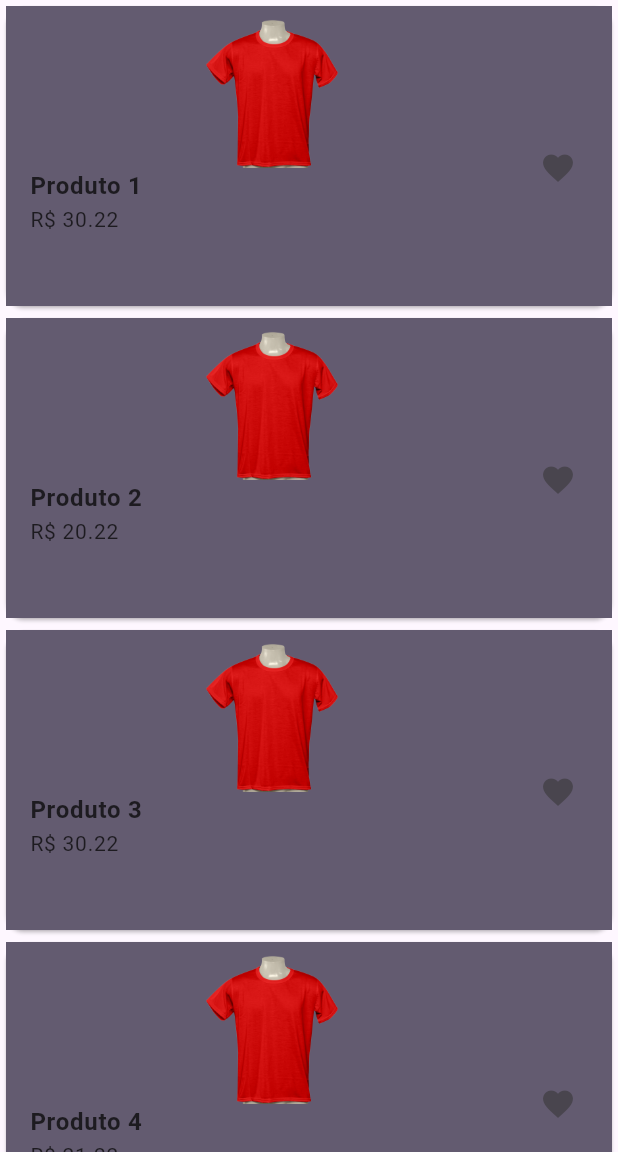
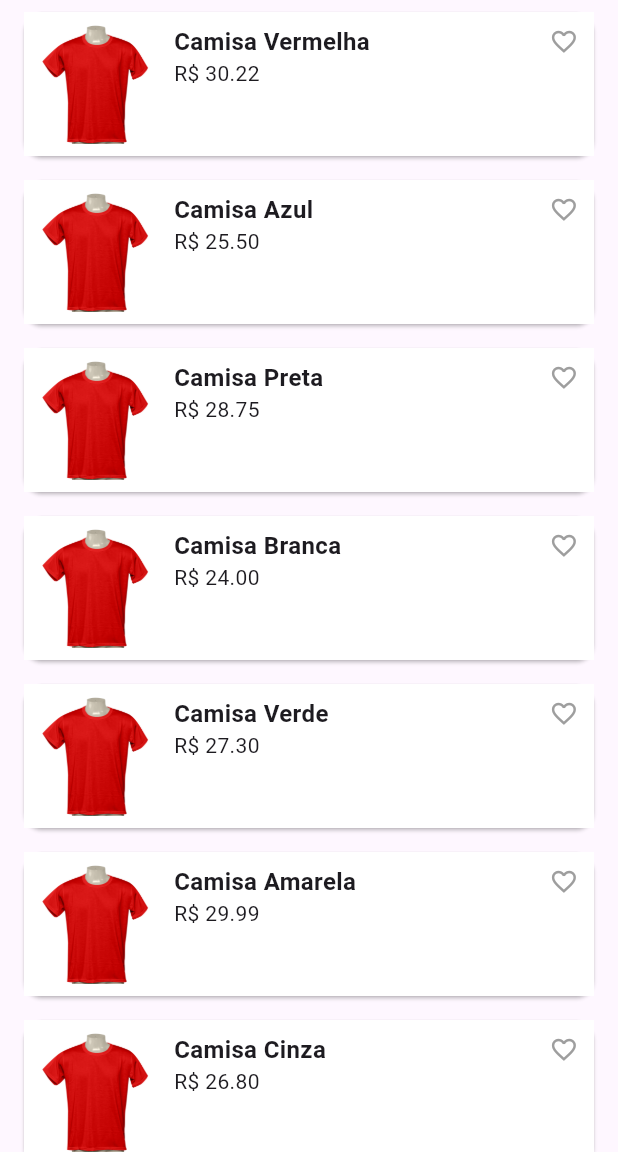
Before and after one commit to FernandoZang/mini-app-animation, a Flutter app: the screen it shows after launch, on a phone screen of 412 x 824 dp, the part 84-1236 px from its top. Run offline on Flutter 3.47's test engine with Material 3 defaults, Android fonts, the light colour scheme and no system bars.

Commit message:
feat: adicionar lista de produtos animada, pulso em favoritos, cross-fade de imagem, loader de detalhes e docs

```diff
--- a/lib/main.dart
+++ b/lib/main.dart
@@ -23,54 +23,54 @@ class MyApp extends StatelessWidget {
 
 class MyHomePage extends StatefulWidget {
   const MyHomePage({super.key, required this.title});
-
   final String title;
 
   @override
   State<MyHomePage> createState() => _MyHomePageState();
 }
 
-class _MyHomePageState extends State<MyHomePage> with SingleTickerProviderStateMixin{
+class _MyHomePageState extends State<MyHomePage> {
+  final List<Product> produtos = [];
 
-  var produtos = [];
+  @override
+  void initState() {
+    super.initState();
+    populateDB();
+  }
 
   @override
   Widget build(BuildContext context) {
-    populateDB();
-
     return Scaffold(
       appBar: AppBar(
         backgroundColor: Theme.of(context).colorScheme.inversePrimary,
         title: Text(widget.title),
       ),
       body: ListView.builder(
+        itemCount: produtos.length,
         itemBuilder: (context, index) {
-          if(index<produtos.length) {
-            Product product = produtos[index] as Product;
+          final product = produtos[index];
           return ProductCard(
             name: product.name,
             price: product.price,
             shotDescription: product.shotDescription,
             asset: 'assets/images/camiseta_vermelha.webp',
+            altAsset: 'assets/images/camiseta_preta.webp',
           );
-          }
-        }
-      )
+        },
+      ),
     );
-
-
   }
 
   void populateDB() {
-    produtos = [];
-    String sd = 'Contrary to popular belief, Lorem Ipsum is not simply random text. It has roots in a piece of classical Latin literature from 45 BC, making it over 2000 years old. Richard McClintock, a Latin professor at Hampden-Sydney College in Virginia, looked up one of';
-    produtos.add(Product('id1', 'Produto 1', 30.22, sd));
-    produtos.add(Product('id2', 'Produto 2', 20.22, sd));
-    produtos.add(Product('id3', 'Produto 3', 30.22, sd));
-    produtos.add(Product('id4', 'Produto 4', 21.22, sd));
-    produtos.add(Product('id5', 'Produto 5', 30.22, sd));
-    produtos.add(Product('id6', 'Produto 6', 50.22, sd));
-    produtos.add(Product('id7', 'Produto 7', 30.22, sd));
-
+    const sd =
+        'Camisa 100% algodão, de corte clássico, cor vermelha vibrante. '
+        'Ideal para uso casual em qualquer estação, confortável e durável.';
+    produtos.add(Product('id1', 'Camisa Vermelha', 30.22, sd));
+    produtos.add(Product('id2', 'Camisa Azul', 25.50, sd));
+    produtos.add(Product('id3', 'Camisa Preta', 28.75, sd));
+    produtos.add(Product('id4', 'Camisa Branca', 24.00, sd));
+    produtos.add(Product('id5', 'Camisa Verde', 27.30, sd));
+    produtos.add(Product('id6', 'Camisa Amarela', 29.99, sd));
+    produtos.add(Product('id7', 'Camisa Cinza', 26.80, sd));
   }
 }
--- a/lib/product_card.dart
+++ b/lib/product_card.dart
@@ -1,57 +1,163 @@
 import 'package:flutter/material.dart';
+import 'details_screen.dart';
+import 'dart:math';
 
 class ProductCard extends StatefulWidget {
-  const ProductCard({super.key, required this.name, required this.price, required this.shotDescription, required this.asset});
-
-  final String name;
-  final double price;
-  final String shotDescription;
-  final bool  = false;
-  final String asset;
-
-  @override
-  State<ProductCard> createState() => _ProductCardState(name: this.name, price: this.price, shotDescription: this.shotDescription, asset: this.asset);
-}
-
-
-class _ProductCardState extends State<ProductCard> {
-  bool _expanded = false;
+  const ProductCard({
+    Key? key,
+    required this.name,
+    required this.price,
+    required this.shotDescription,
+    required this.asset,
+    required this.altAsset,
+  }) : super(key: key);
 
   final String name;
   final double price;
   final String shotDescription;
   final String asset;
+  final String altAsset;
 
-  _ProductCardState({required this.name, required this.price, required this.shotDescription, required this.asset});
+  @override
+  State<ProductCard> createState() => _ProductCardState();
+}
+
+class _ProductCardState extends State<ProductCard>
+    with SingleTickerProviderStateMixin {
+  bool _expanded = false;
+  bool _isFavorited = false;
+  bool _showAltImage = false;
+
+  late final AnimationController _favCtrl;
+  late final Animation<double> _favAnim;
+
+  @override
+  void initState() {
+    super.initState();
+    _favCtrl = AnimationController(
+      vsync: this,
+      duration: const Duration(milliseconds: 200),
+    )..addStatusListener((status) {
+        if (status == AnimationStatus.completed) {
+          _favCtrl.reverse();
+        }
+      });
+    _favAnim = TweenSequence<double>([
+      TweenSequenceItem(tween: Tween(begin: 0.8, end: 1.2), weight: 50),
+      TweenSequenceItem(tween: Tween(begin: 1.2, end: 1.0), weight: 50),
+    ]).animate(CurvedAnimation(parent: _favCtrl, curve: Curves.easeOut));
+  }
+
+  @override
+  void dispose() {
+    _favCtrl.dispose();
+    super.dispose();
+  }
 
   @override
   Widget build(BuildContext context) {
     return Card(
+      margin: const EdgeInsets.symmetric(vertical: 8, horizontal: 16),
       child: AnimatedContainer(
-        duration: const Duration(milliseconds: 600),
+        duration: const Duration(milliseconds: 300),
         curve: Curves.easeInOut,
-        width: _expanded ? 300.0 : 200.0,
-        height:_expanded ? 400.0 : 200.0,
-        color: _expanded ? Theme.of(context).primaryColor : Theme.of(context).colorScheme.secondary,
-        child: ListTile(
-          title: ListView(
-            children: [
-              Image.asset(
-                asset,
-                width: 100,
-                height: 100,
-                fit: BoxFit.fitHeight
+        padding: EdgeInsets.all(_expanded ? 16 : 8),
+        color: _expanded
+            ? Theme.of(context).primaryColor.withOpacity(0.1)
+            : Colors.white,
+        child: Column(
+          crossAxisAlignment: CrossAxisAlignment.start,
+          children: [
+            GestureDetector(
+              onTap: () => setState(() => _expanded = !_expanded),
+              child: Row(
+                crossAxisAlignment: CrossAxisAlignment.start,
+                children: [
+                  AnimatedCrossFade(
+                    firstChild: Image.asset(
+                      widget.asset,
+                      width: 80,
+                      height: 80,
+                      fit: BoxFit.cover,
+                    ),
+                    secondChild: Image.asset(
+                      widget.altAsset,
+                      width: 80,
+                      height: 80,
+                      fit: BoxFit.cover,
+                    ),
+                    crossFadeState: _showAltImage
+                        ? CrossFadeState.showSecond
+                        : CrossFadeState.showFirst,
+                    duration: const Duration(milliseconds: 500),
+                  ),
+                  const SizedBox(width: 12),
+                  Expanded(
+                    child: Column(
+                      crossAxisAlignment: CrossAxisAlignment.start,
+                      children: [
+                        Text(
+                          widget.name,
+                          style: const TextStyle(
+                              fontSize: 16, fontWeight: FontWeight.bold),
+                        ),
+                        Text(
+                          'R\$ ${widget.price.toStringAsFixed(2)}',
+                          style: const TextStyle(fontSize: 14),
+                        ),
+                      ],
+                    ),
+                  ),
+                  GestureDetector(
+                    onTap: () {
+                      setState(() => _isFavorited = !_isFavorited);
+                      _favCtrl.forward(from: 0);
+                    },
+                    child: ScaleTransition(
+                      scale: _favAnim,
+                      child: Icon(
+                        _isFavorited
+                            ? Icons.favorite
+                            : Icons.favorite_border,
+                        color: _isFavorited ? Colors.red : Colors.grey,
+                      ),
+                    ),
+                  ),
+                ],
               ),
-              const SizedBox(),
-              Text(name, style: const TextStyle(fontSize: 16, fontWeight: FontWeight.bold)),
-              Text('R\$ ${price.toString()}', style: const TextStyle(fontSize: 14)),
-              _expanded? Text(shotDescription) : const Text('')
+            ),
+
+            if (_expanded) ...[
+              const SizedBox(height: 12),
+              Text(widget.shotDescription),
+              const SizedBox(height: 12),
+              Row(
+                children: [
+                  ElevatedButton(
+                    onPressed: () =>
+                        setState(() => _showAltImage = !_showAltImage),
+                    child:
+                        Text(_showAltImage ? 'Ver Antes' : 'Ver Depois'),
+                  ),
+                  const SizedBox(width: 8),
+                  ElevatedButton(
+                    onPressed: () => Navigator.of(context).push(
+                      MaterialPageRoute(
+                        builder: (_) => DetailsScreen(
+                          name: widget.name,
+                          description: widget.shotDescription,
+                          asset: widget.asset,
+                        ),
+                      ),
+                    ),
+                    child: const Text('Detalhes'),
+                  ),
+                ],
+              ),
             ],
-          ),
-          trailing: const Icon(Icons.favorite),
-          onTap: () { setState(() { _expanded = !_expanded; });},
+          ],
         ),
-      )
+      ),
     );
   }
 }
--- a/pubspec.yaml
+++ b/pubspec.yaml
@@ -60,6 +60,7 @@ flutter:
 
   assets:
   - assets/images/camiseta_vermelha.webp
+  - assets/images/camiseta_preta.webp
 
   # To add assets to your application, add an assets section, like this:
   # assets:
```
Also changed, not shown: lib/details_screen.dart (added, +52 -0 lines), lib/loading_indicator.dart (added, +55 -0 lines), assets/images/camiseta_preta.webp (added), pubspec.lock, 1 other file. Lines whose indentation alone changed are shown as unchanged.
